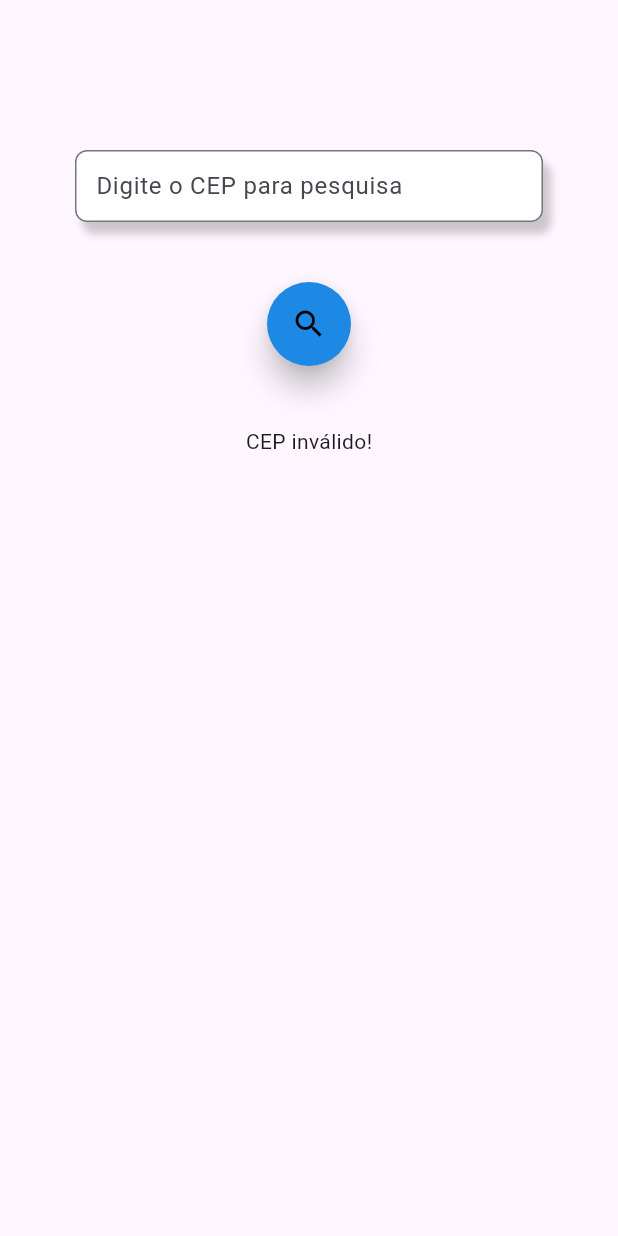
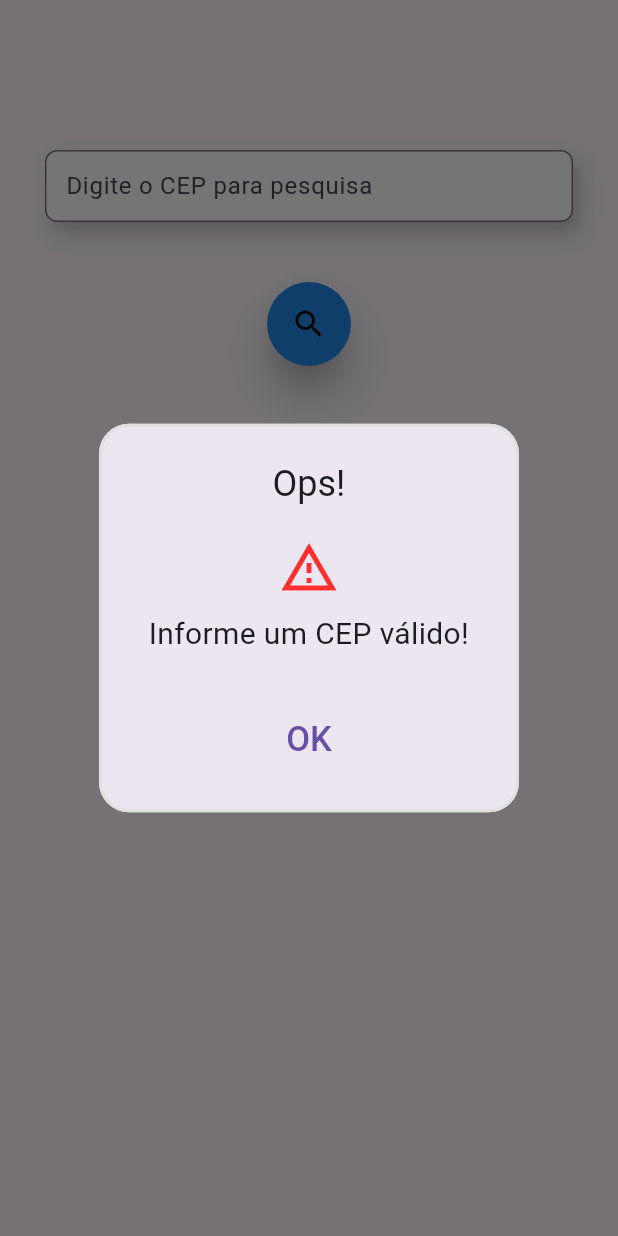
Before and after one commit to joaodanielkm/Consulta-CEP-Flutter, a Flutter app: the screen it shows after launch, after a tap on the "search" icon, on a phone screen of 412 x 824 dp. Run offline on Flutter 3.47's test engine with Material 3 defaults, Android fonts, the phone set to English and light mode, and no system bars; our stand-ins replace bloc, equatable, flutter_bloc, mask_text_input_formatter.

Commit message:
Mudanção no comportamento do layout.

```diff
--- a/lib/app/data/models/cep_model.dart
+++ b/lib/app/data/models/cep_model.dart
@@ -24,9 +24,9 @@ class Cep {
 
   Cep.fromJson(Map<String, dynamic> json) {
     cep = json['cep'];
-    logradouro = json['logradouro'];
+    logradouro = json['logradouro'].isEmpty ? 'CEP Geral' : json['logradouro'];
     complemento = json['complemento'];
-    bairro = json['bairro'];
+    bairro = json['bairro'].isEmpty ? 'CEP Geral' : json['bairro'];
     localidade = json['localidade'];
     uf = json['uf'];
     ibge = json['ibge'];
--- a/lib/app/pages/cubits/cep_cubit.dart
+++ b/lib/app/pages/cubits/cep_cubit.dart
@@ -3,6 +3,7 @@ import 'package:consulta_cep/app/data/models/cep_model.dart';
 import 'package:consulta_cep/app/data/repositories/cep_repository.dart';
 
 import 'package:equatable/equatable.dart';
+import 'package:flutter/material.dart';
 
 class FetchCep extends Equatable {
   @override
@@ -39,16 +40,71 @@ class CepCubit extends Cubit<CepState> {
 
   CepCubit({required this.cepRepository}) : super(CepInitial());
 
-  Future<void> obtenhaCep(String cepInformado) async {
+  Future<void> obtenhaCep(String cepInformado, BuildContext context) async {
     if (cepInformado.isEmpty || cepInformado.length < 9) {
-      return emit(CepError('CEP inválido!'));
+      _mostrarAlerta(context, 'Informe um CEP válido!');
+      return emit(CepError(''));
     }
     try {
       emit(CepLoading());
       final Cep cep = await cepRepository.getCep(cepInformado);
       emit(CepLoaded(cep));
     } catch (e) {
-      emit(CepError('CEP não encontrado!'));
+      _mostrarAlerta(context, 'CEP não encontrado!');
+      emit(CepError(''));
     }
   }
+
+  void _mostrarAlerta(BuildContext context, String mensagem) {
+    FocusManager.instance.primaryFocus?.unfocus();
+    showDialog(
+      context: context,
+      builder: (BuildContext context) {
+        return AlertDialog(
+          title: const Center(child: Text('Ops!')),
+          contentPadding: const EdgeInsets.fromLTRB(24.0, 20.0, 24.0, 10.0),
+          content: SizedBox(
+            height: 100,
+            child: Column(
+              children: [
+                const Icon(
+                  Icons.warning_amber_outlined,
+                  color: Color.fromARGB(255, 255, 46, 46),
+                  size: 40.0,
+                ),
+                const SizedBox(
+                  height: 10,
+                ),
+                Text(
+                  mensagem,
+                  textAlign: TextAlign.center,
+                  style: const TextStyle(fontSize: 20),
+                ),
+              ],
+            ),
+          ),
+          actions: [
+            TextButton(
+              onPressed: () {
+                Navigator.of(context).pop();
+              },
+              child: const Center(
+                child: Text(
+                  'OK',
+                  style: TextStyle(fontSize: 23),
+                ),
+              ),
+            ),
+          ],
+          shape: RoundedRectangleBorder(
+            borderRadius: BorderRadius.circular(20.0),
+            side: BorderSide(
+              color: Colors.grey.shade300,
+              width: 2.0,
+            ),
+          ),
+        );
+      },
+    );
+  }
 }
--- a/lib/app/widgets/consulta_cep_widget.dart
+++ b/lib/app/widgets/consulta_cep_widget.dart
@@ -15,7 +15,7 @@ class ConsultaCep extends StatelessWidget {
     return Center(
       child: Scaffold(
         body: Padding(
-          padding: const EdgeInsets.only(top: 100, left: 50, right: 50),
+          padding: const EdgeInsets.only(top: 100, left: 30, right: 30),
           child: Column(
             children: [
               Row(
@@ -30,13 +30,14 @@ class ConsultaCep extends StatelessWidget {
                             BoxShadow(
                                 color: Colors.black.withOpacity(.2),
                                 offset: const Offset(5, 8),
-                                blurRadius: 4)
+                                blurRadius: 10)
                           ]),
                       child: SizedBox(
                         width: 600,
                         child: TextFormField(
                           controller: nameController,
                           inputFormatters: [maskFormatter],
+                          keyboardType: TextInputType.number,
                           decoration: const InputDecoration(
                             labelText: "Digite o CEP para pesquisa",
                             border: OutlineInputBorder(
@@ -54,15 +55,18 @@ class ConsultaCep extends StatelessWidget {
               const SizedBox(height: 40),
               FloatingActionButton(
                 onPressed: () {
-                  context.read<CepCubit>().obtenhaCep(nameController.text);
+                  FocusManager.instance.primaryFocus?.unfocus();
+                  context
+                      .read<CepCubit>()
+                      .obtenhaCep(nameController.text, context);
                 },
-                elevation: 8.0,
+                elevation: 10.0,
                 backgroundColor: Colors.blue[600],
                 foregroundColor: Colors.black,
                 shape: const CircleBorder(),
                 child: const Icon(Icons.search),
               ),
-              const SizedBox(height: 40),
+              const SizedBox(height: 60),
               BlocBuilder<CepCubit, CepState>(
                 builder: (context, state) {
                   if (state is CepLoading) {
@@ -71,6 +75,20 @@ class ConsultaCep extends StatelessWidget {
                     );
                   } else if (state is CepLoaded) {
                     return Center(
+                        child: Container(
+                      width: 600,
+                      padding: const EdgeInsets.all(7),
+                      decoration: BoxDecoration(
+                          color: const Color.fromARGB(255, 242, 245, 255),
+                          borderRadius:
+                              const BorderRadius.all(Radius.circular(3)),
+                          boxShadow: [
+                            BoxShadow(
+                                color: const Color.fromARGB(255, 186, 205, 255)
+                                    .withOpacity(.9),
+                                offset: const Offset(0, 0),
+                                blurRadius: 30)
+                          ]),
                       child: Column(
                         children: [
                           RichText(
@@ -200,14 +218,21 @@ class ConsultaCep extends StatelessWidget {
                             ),
                           ),
                         ],
+                      ),
                     ));
                   } else if (state is CepError) {
-                    return Center(
-                      child: Text(state.message),
+                    return const Center(
+                      child: Text(
+                        "Digite um cep para pesquisar!",
+                        style: TextStyle(fontSize: 20),
+                      ),
                     );
                   } else {
                     return const Center(
-                      child: Text("Digite um cep para pesquisar!"),
+                      child: Text(
+                        "Digite um cep para pesquisar!",
+                        style: TextStyle(fontSize: 20),
+                      ),
                     );
                   }
                 },
```
Also changed, not shown: 1 other file. Lines whose indentation alone changed are shown as unchanged.
